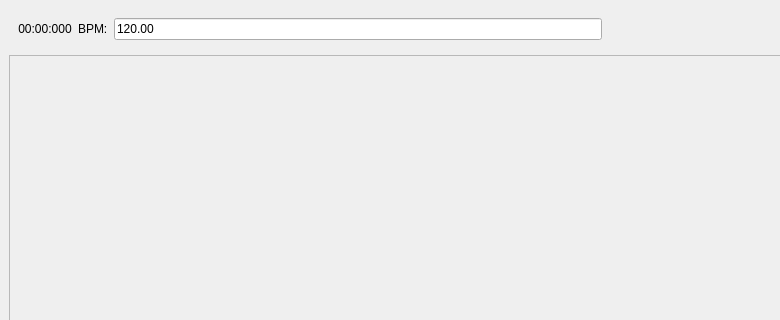
First picture: the form in ui/mainwindow.ui, repository ili4yov-ika/DONTFLOAT, before the edit; both pictures show x 0 to 780 and y 0 to 320 of the 1200 by 800 pixel window.
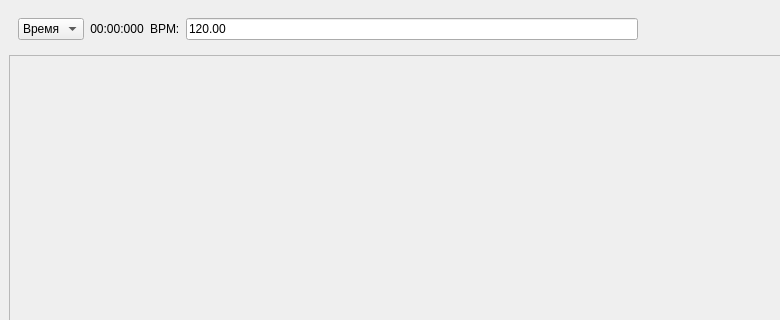
Second picture: the form after the edit. Icons and pictures are not drawn.

```diff
--- a/ui/mainwindow.ui
+++ b/ui/mainwindow.ui
@@ -18,6 +18,23 @@
     <item>
      <widget class="QWidget" name="transportWidget" native="true">
       <layout class="QHBoxLayout" name="horizontalLayout">
+       <item>
+        <widget class="QComboBox" name="displayModeCombo">
+         <property name="minimumWidth">
+          <number>100</number>
+         </property>
+         <item>
+          <property name="text">
+           <string>Время</string>
+          </property>
+         </item>
+         <item>
+          <property name="text">
+           <string>Такты</string>
+          </property>
+         </item>
+        </widget>
+       </item>
        <item>
         <widget class="QLabel" name="timeLabel">
          <property name="minimumWidth">
```
Left out of the diff: 16 changed lines with no effect on the pictures.
